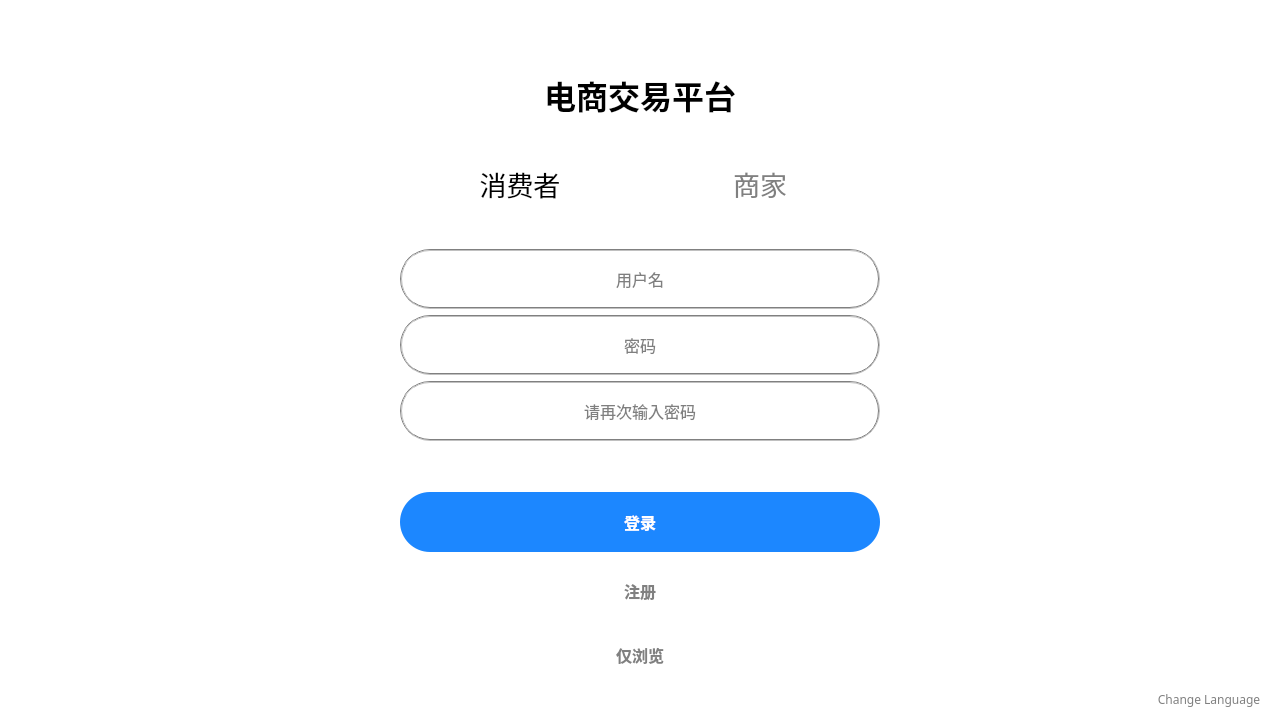
Above: widget.ui from Jraaay/E-Commerce-Platform before the change. Below: the same form after it.
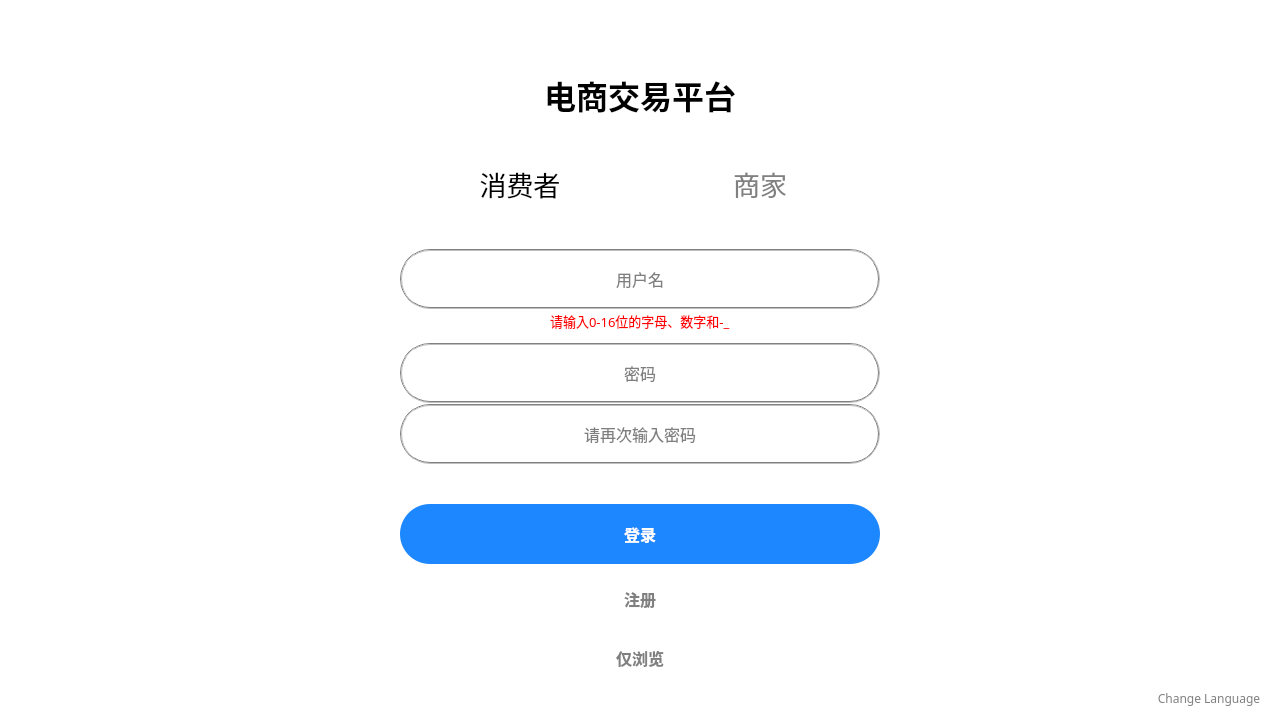
That is the form after the change. Icons and pictures are not drawn.

The edit to the form file:
```diff
--- a/widget.ui
+++ b/widget.ui
@@ -207,6 +207,9 @@
      </item>
      <item>
       <layout class="QVBoxLayout" name="inputLayout">
+       <property name="spacing">
+        <number>12</number>
+       </property>
        <item alignment="Qt::AlignHCenter">
         <widget class="QLineEdit" name="userName">
          <property name="minimumSize">
@@ -238,6 +241,31 @@
          </property>
         </widget>
        </item>
+       <item alignment="Qt::AlignHCenter|Qt::AlignVCenter">
+        <widget class="QLabel" name="warning">
+         <property name="enabled">
+          <bool>true</bool>
+         </property>
+         <property name="minimumSize">
+          <size>
+           <width>0</width>
+           <height>0</height>
+          </size>
+         </property>
+         <property name="font">
+          <font>
+           <family>微软雅黑</family>
+           <pointsize>10</pointsize>
+          </font>
+         </property>
+         <property name="styleSheet">
+          <string notr="true">color:red</string>
+         </property>
+         <property name="text">
+          <string>请输入0-16位的字母、数字和-_</string>
+         </property>
+        </widget>
+       </item>
        <item alignment="Qt::AlignHCenter">
         <widget class="QLineEdit" name="password">
          <property name="minimumSize">
```
